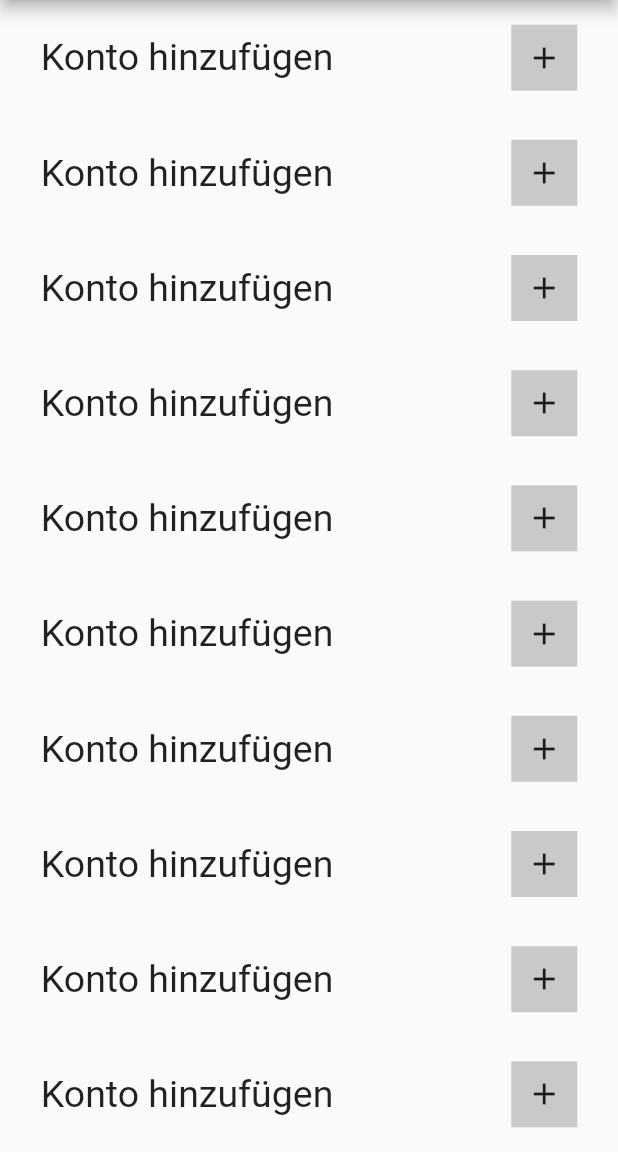
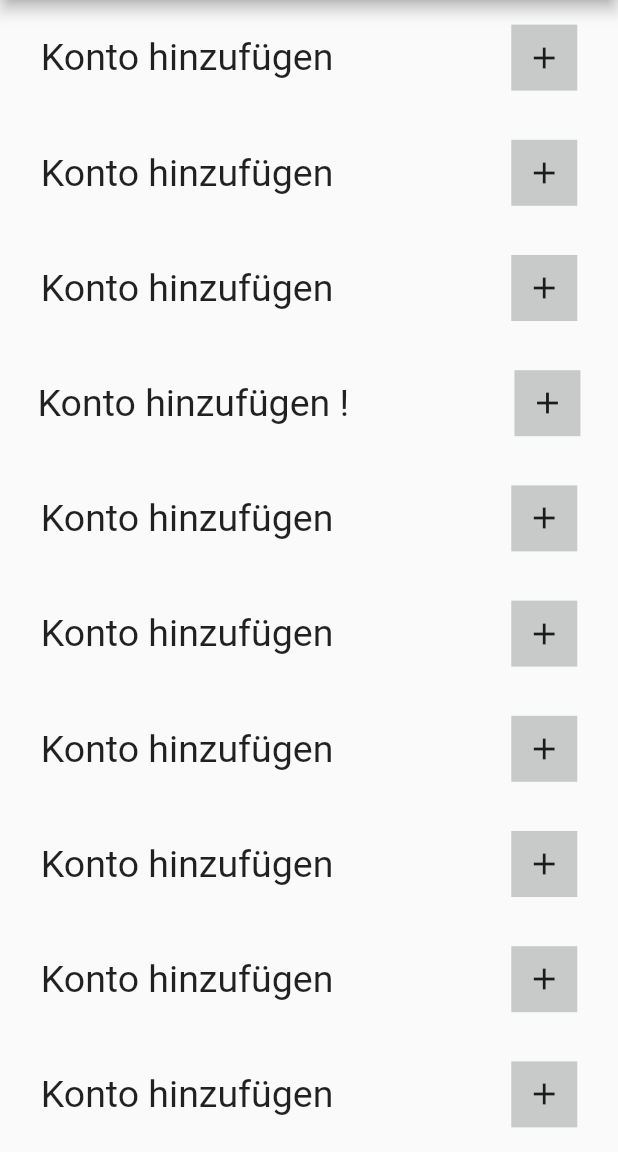
Before and after one commit to leutileuti/flutter_plutos, a Flutter app: the screen it shows after launch, on a phone screen of 412 x 824 dp, the part 84-1236 px from its top. Run offline on Flutter 3.47's test engine with Material 2 defaults, Android fonts, the phone set to English and light mode, and no system bars; Roboto replaces fonts that are missing (Kategorien, Überschrift).

Commit message:
01.03.2021

```diff
--- a/lib/pl_windwos/pl_input_window.dart
+++ b/lib/pl_windwos/pl_input_window.dart
@@ -83,7 +83,7 @@ class _InputWindowState extends State<InputWindow> {
                   mainAxisAlignment: MainAxisAlignment.spaceAround,
                   children: [
                     Text(
-                      'Konto hinzufügen',
+                      'Konto hinzufügen !',
                       style: TextStyle(
                         fontFamily: 'Kategorien',
                         fontSize: 25,
```
